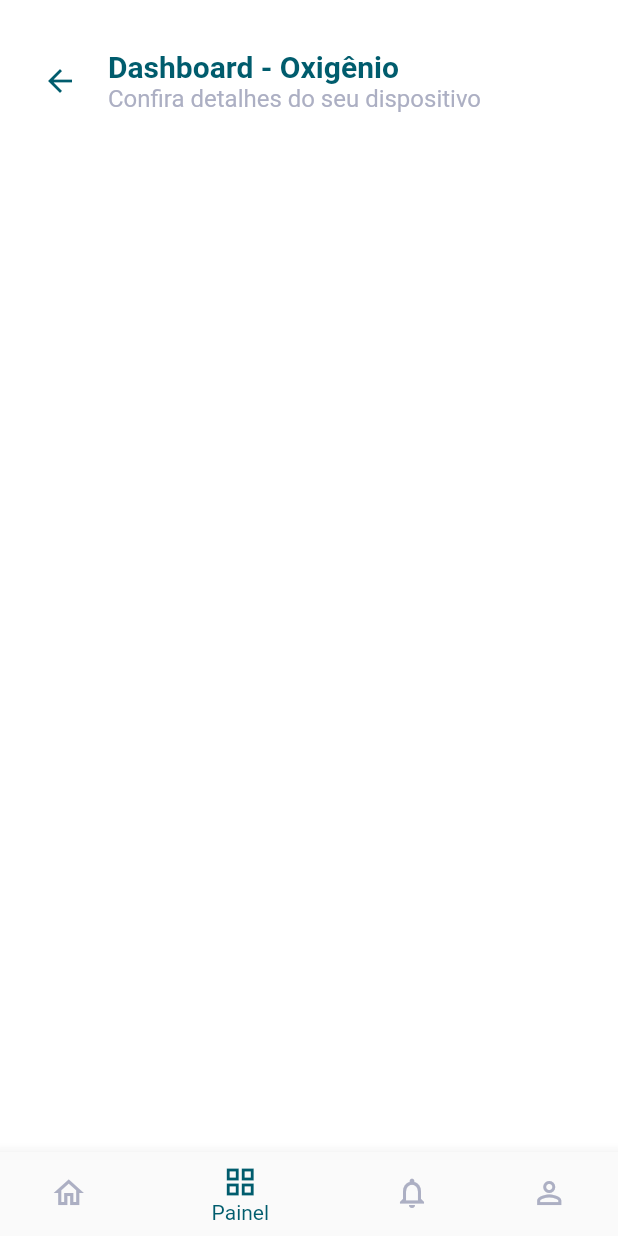
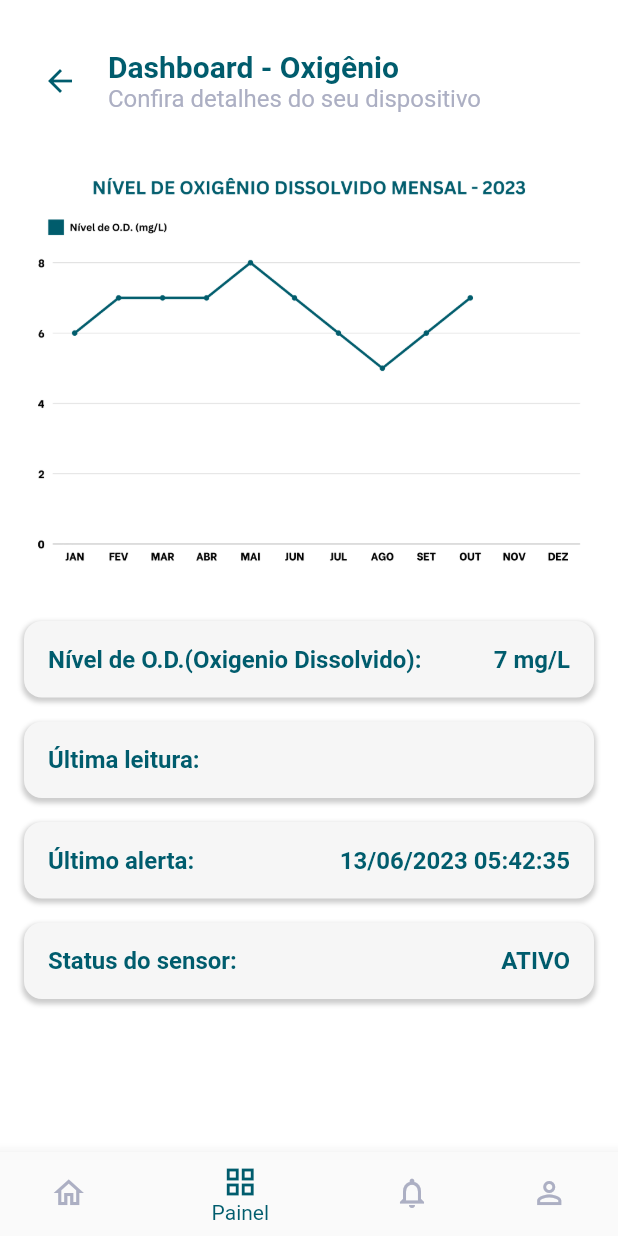
Before and after one commit to CaHaubt/AquaFatec, a Flutter app: the ModuleScreen screen opened directly with empty values, after a tap on "Oxigênio", on a phone screen of 412 x 824 dp. Run offline on Flutter 3.47's test engine with Material 2 defaults, Android fonts, the phone set to English and light mode, and no system bars; our stand-ins replace shared_preferences; accounts and stored records are empty.

Commit message:
Adicionado tela de oxigênio

```diff
--- a/lib/screens/module.dart
+++ b/lib/screens/module.dart
@@ -52,6 +52,13 @@ class _ModuleScreenState extends State<ModuleScreen> {
     if (widget.moduleName == 'Nível d\'água') {
       final currentDate = DateTime.now();
       lastWaterCheck = DateFormat('dd/MM/yyyy HH:mm:ss').format(currentDate);
+    }
+
+    String lastOxygenCheck = '';
+
+    if (widget.moduleName == 'Nível d\'água') {
+      final currentDate = DateTime.now();
+      lastOxygenCheck = DateFormat('dd/MM/yyyy HH:mm:ss').format(currentDate);
     }
 
     return Scaffold(
@@ -117,6 +124,23 @@ class _ModuleScreenState extends State<ModuleScreen> {
               _buildInfoBox('Última leitura:', lastWaterCheck, fontSize: 16),
               _buildInfoBox('Último alerta:', '05/10/2023 14:34:12', fontSize: 16),
               _buildInfoBox('Status do bombeamento:', 'ATIVO', fontSize: 16),
+              const SizedBox(height: 16),
+            } else if (widget.moduleName == 'Oxigênio') ...
+            {
+              Hero(
+                tag: 'oxigenio_image',// Tag correspondente à imagem da tela HomeScreen
+                child: Image.asset(
+                  'assets/oxigenio_mensal.png',
+                  width: 500,
+                  height: 300,
+                  alignment: Alignment.center,
+                ),
+              ),
+              const SizedBox(height: 10),
+              _buildInfoBox('Nível de O.D.(Oxigenio Dissolvido):', '7 mg/L', fontSize: 16),
+              _buildInfoBox('Última leitura:', lastOxygenCheck, fontSize: 16),
+              _buildInfoBox('Último alerta:', '13/06/2023 05:42:35', fontSize: 16),
+              _buildInfoBox('Status do sensor:', 'ATIVO', fontSize: 16),
               const SizedBox(height: 16),
             }
           ],
--- a/pubspec.yaml
+++ b/pubspec.yaml
@@ -64,6 +64,7 @@ flutter:
 
   # To add assets to your application, add an assets section, like this:
   assets:
+    - assets/oxigenio_mensal.png
     - assets/niveldagua_mensal.png
     - assets/arraçoamento_mensal.png
     - assets/ph_mensal.png
```
Also changed, not shown: assets/oxigenio_mensal.png (added).
